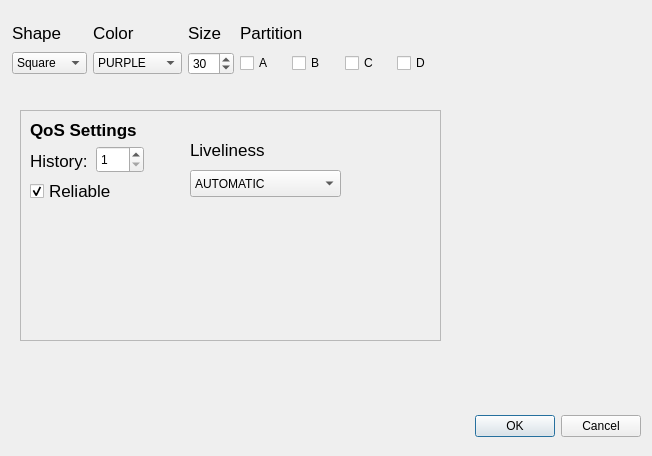
Qt form utils/ShapesDemo/forms/publishdialog.ui (eProsima/Fast-DDS) before a commit.
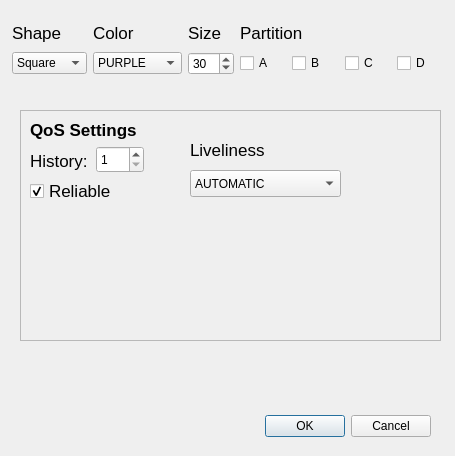
The same form after that commit.

```diff
--- a/utils/ShapesDemo/forms/publishdialog.ui
+++ b/utils/ShapesDemo/forms/publishdialog.ui
@@ -6,7 +6,7 @@
    <rect>
     <x>0</x>
     <y>0</y>
-    <width>652</width>
+    <width>455</width>
     <height>456</height>
    </rect>
   </property>
@@ -16,7 +16,7 @@
   <widget class="QDialogButtonBox" name="button_OkCancel">
    <property name="geometry">
     <rect>
-     <x>300</x>
+     <x>90</x>
      <y>410</y>
      <width>341</width>
      <height>32</height>
```
